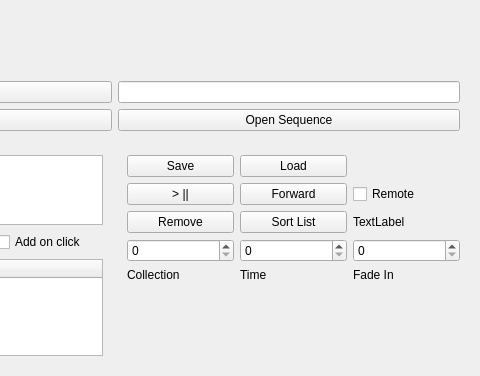
First picture: the form in SequenceUis/SequenceEditor.ui, repository FlamingMoe85/LightInSyncQt, before the edit; both pictures show x 250 to 730 and y 0 to 376 of the 730 by 376 pixel window.
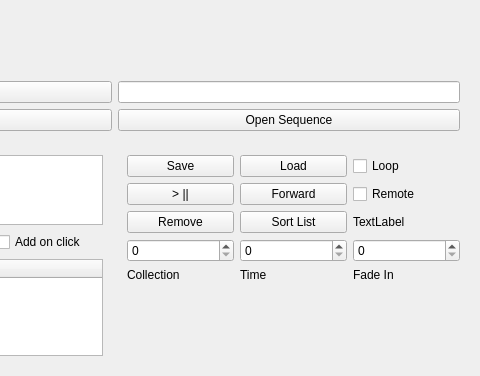
Second picture: the form after the edit.

Commit message: added center and width to SpanUiControls - and loop checkbox to sequence player

```diff
--- a/SequenceUis/SequenceEditor.ui
+++ b/SequenceUis/SequenceEditor.ui
@@ -176,6 +176,13 @@
             </property>
            </widget>
           </item>
+          <item row="0" column="2">
+           <widget class="QCheckBox" name="checkBox_Loop">
+            <property name="text">
+             <string>Loop</string>
+            </property>
+           </widget>
+          </item>
          </layout>
         </item>
        </layout>
```
The commit also changes 7 other files.
